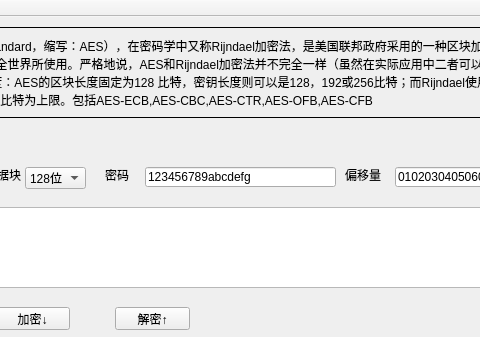
The window that test.ui (alvin-xian/AesTool) describes before a commit, drawn with Qt 5; both pictures show x 325 to 805 and y 0 to 337 of the 937 by 670 pixel window.
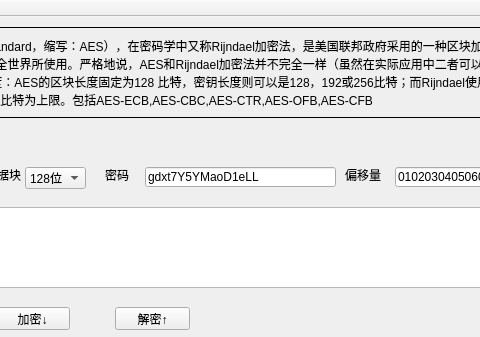
The same window after the commit.

The edit to the form file:
```diff
--- a/test.ui
+++ b/test.ui
@@ -142,7 +142,7 @@
      </rect>
     </property>
     <property name="text">
-     <string>123456789abcdefg</string>
+     <string>gdxt7Y5YMaoD1eLL</string>
     </property>
    </widget>
    <widget class="QLineEdit" name="lineEdit_2">
```
